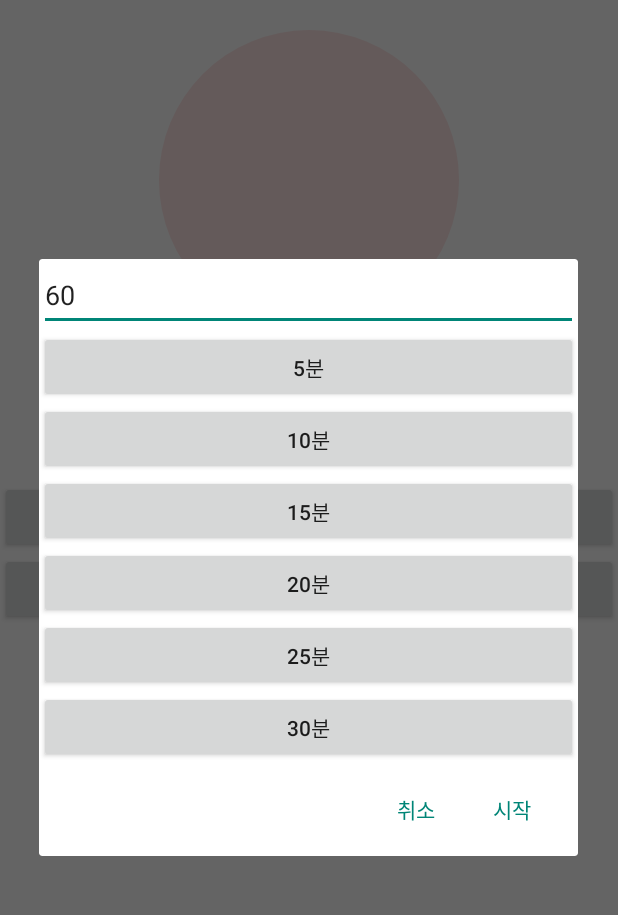
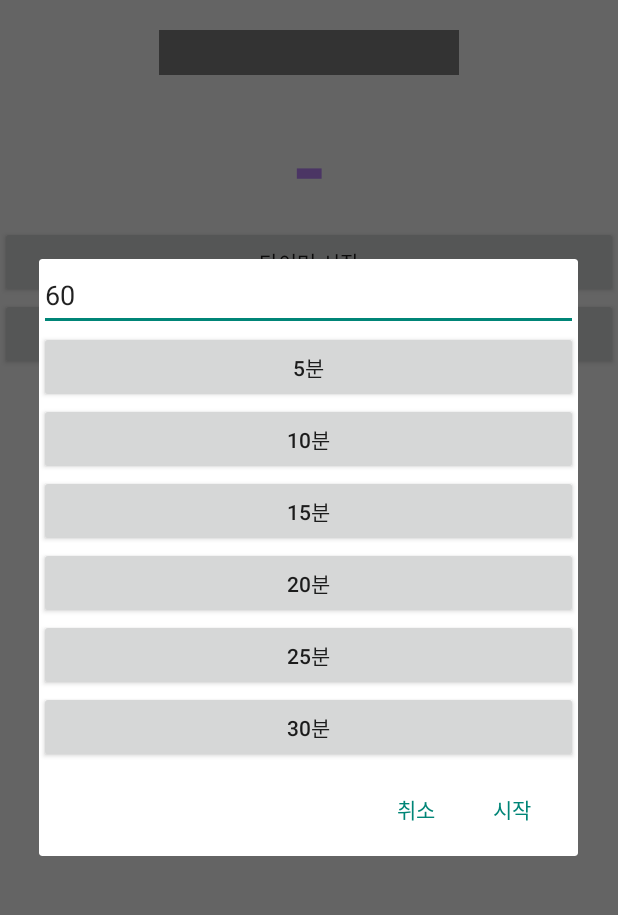
Before and after one commit to akwls/Kotlin_Android, an Android app: the screen it shows after launch (PomodoroActivity), after a tap on "타이머 시작", on a phone screen of 412 x 824 dp, the part 60-975 px from its top. Run offline under Robolectric (Android 15) with nearby library versions, the phone set to English and light mode, and no system bars; our stand-ins replace androidx.preference.

Commit message:
커스텀 뷰 사각형으로 변경 & 설정 항목 추가

```diff
--- a/Pomodoro/app/src/main/java/wikibook/learnandroid/pomodoro/PomodoroActivity.kt
+++ b/Pomodoro/app/src/main/java/wikibook/learnandroid/pomodoro/PomodoroActivity.kt
@@ -18,7 +18,7 @@ class PomodoroActivity : AppCompatActivity() {
     lateinit var remainTime : TextView
     lateinit var receiver : BroadcastReceiver
 
-    lateinit var remainProgress: ProgressView
+    lateinit var remainProgress: RectangleProgressView
 
     @RequiresApi(Build.VERSION_CODES.M)
     override fun onCreate(savedInstanceState: Bundle?) {
--- a/Pomodoro/app/src/main/java/wikibook/learnandroid/pomodoro/PomodoroTimeSelectFragment.kt
+++ b/Pomodoro/app/src/main/java/wikibook/learnandroid/pomodoro/PomodoroTimeSelectFragment.kt
@@ -64,6 +64,8 @@ class PomodoroTimeSelectFragment : DialogFragment() {
 
                 i.putExtra("notifyMethod", it.getSharedPreferences(SettingFragment.SETTING_PREF_FILENAME, Context.MODE_PRIVATE)?.getString("notify_method", "vibration"))
                 i.putExtra("volume", it.getSharedPreferences(SettingFragment.SETTING_PREF_FILENAME, Context.MODE_PRIVATE)?.getInt("volume", 50))
+                i.putExtra("vibrateTime", it.getSharedPreferences(SettingFragment.SETTING_PREF_FILENAME, Context.MODE_PRIVATE)?.getString("vibrate_time", "3")?.toLong())
+                i.putExtra("timeFormat", it.getSharedPreferences(SettingFragment.SETTING_PREF_FILENAME, Context.MODE_PRIVATE)?.getString("time_format", "h:mm:ss"))
 
                 if(android.os.Build.VERSION.SDK_INT >= android.os.Build.VERSION_CODES.O) {
                     it.startForegroundService(i)
--- a/Pomodoro/app/src/main/java/wikibook/learnandroid/pomodoro/ProgressView.kt
+++ b/Pomodoro/app/src/main/java/wikibook/learnandroid/pomodoro/ProgressView.kt
@@ -43,7 +43,7 @@ class ProgressView : View {
 
         bgColor = array.getColor(R.styleable.ProgressViewAttrs_progressBackgroundColor, 0)
 
-        showBackgroudImage = array.getBoolean(R.styleable.ProgressViewAttrs_progressBackgroundImage, false)
+        showBackgroudImage = array.getBoolean(R.styleable.ProgressViewAttrs_showBackgroundImage, false)
 
         srcResId = array.getResourceId(R.styleable.ProgressViewAttrs_progressBackgroundImage, 0)
 
--- /dev/null
+++ b/Pomodoro/app/src/main/java/wikibook/learnandroid/pomodoro/RectangleProgressView.kt
@@ -0,0 +1,54 @@
+package wikibook.learnandroid.pomodoro
+
+import android.content.Context
+import android.graphics.*
+import android.util.AttributeSet
+import android.view.View
+
+class RectangleProgressView(context: Context, attributeSet: AttributeSet) : View(context, attributeSet) {
+    lateinit var frontRect: Rect
+    lateinit var backgroundRect: Rect
+    var directionReverse = attributeSet.getAttributeBooleanValue(R.styleable.RectangleProgressViewAttrs_directionReverse, false)
+
+    var progress: Double = 0.0
+        set(value) {
+            field = value
+            if(value >= 100.0) field = 100.0
+            if(value <= 0.0) field = 0.0
+
+            invalidate()
+        }
+
+    var frontPaint = Paint().apply {
+        isAntiAlias = true
+        style = Paint.Style.FILL
+    }
+    var backgroundPaint = Paint().apply {
+        isAntiAlias = true
+        style = Paint.Style.FILL
+    }
+
+    override fun onSizeChanged(w: Int, h: Int, oldw: Int, oldh: Int) {
+        super.onSizeChanged(w, h, oldw, oldh)
+        backgroundRect = Rect(0, 0, this.width, this.height)
+        frontRect = Rect(0, 0, w, h)
+
+        backgroundPaint.color = Color.parseColor("#D3D3D3")
+        frontPaint.color = Color.parseColor("#808080")
+
+    }
+
+    override fun onDraw(canvas: Canvas?) {
+        super.onDraw(canvas)
+        canvas?.apply {
+            drawRect(0.0F, 0.0F, canvas.width.toFloat(), canvas.height.toFloat(), backgroundPaint)
+            if(directionReverse) {
+                drawRect(0.0F, 0.0F, canvas.width - (canvas.width * (progress / 100)).toFloat(), canvas.height.toFloat(), frontPaint)
+            }
+            else {
+                drawRect(0.0F, 0.0F, (canvas.width * (progress / 100)).toFloat(), canvas.height.toFloat(), frontPaint)
+            }
+
+        }
+    }
+}
--- a/Pomodoro/app/src/main/res/layout/activity_pomodoro.xml
+++ b/Pomodoro/app/src/main/res/layout/activity_pomodoro.xml
@@ -39,6 +39,7 @@
         </RelativeLayout>
     </androidx.appcompat.widget.Toolbar>
 
+<!--
     <wikibook.learnandroid.pomodoro.ProgressView
         android:layout_width="200dp"
         android:layout_height="200dp"
@@ -49,6 +50,16 @@
         app:progressBackgroundColor="#FF0000"
         app:progressBackgroundImage="@drawable/tomato"
         app:showBackgroundImage="true" />
+-->
+
+    <wikibook.learnandroid.pomodoro.RectangleProgressView
+        android:layout_width="200dp"
+        android:layout_height="30dp"
+        android:layout_gravity="center"
+        android:layout_marginTop="20dp"
+        android:layout_marginBottom="20dp"
+        android:id="@+id/remain_progress"
+        app:directionReverse="true"/>
 
     <TextView
         android:layout_width="match_parent"
--- a/Pomodoro/app/src/main/res/values/attrs.xml
+++ b/Pomodoro/app/src/main/res/values/attrs.xml
@@ -1,8 +1,11 @@
 <?xml version="1.0" encoding="utf-8"?>
 <resources>
     <declare-styleable name="ProgressViewAttrs">
-        <attr name="progressBackgroundImage" format="boolean" />
+        <attr name="progressBackgroundImage" format="reference" />
         <attr name="showBackgroundImage" format="boolean" />
         <attr name="progressBackgroundColor" format="color" />
     </declare-styleable>
+    <declare-styleable name="RectangleProgressViewAttrs">
+        <attr name="directionReverse" format="boolean" />
+    </declare-styleable>
 </resources>
--- a/Pomodoro/app/src/main/res/xml/pomodoro_preferences.xml
+++ b/Pomodoro/app/src/main/res/xml/pomodoro_preferences.xml
@@ -27,6 +27,23 @@
             android:defaultValue="50"
             android:max="100"
             android:iconSpaceReserved="false" />
+
+        <EditTextPreference
+            android:key="vibrate_time"
+            android:title="진동 시간 설정"
+            android:summary="진동 시간을 설정합니다."
+            android:defaultValue="3"
+            android:dialogMessage="진동 시간 설정(단위는 초)"
+            android:iconSpaceReserved="false" />
+
+        <EditTextPreference
+            android:key="time_format"
+            android:title="시간 표시 방식 설정"
+            android:summary="상태바에 표시되는 시간 표시 방식을 설정합니다."
+            android:defaultValue="h:mm:ss"
+            android:dialogMessage="시간 표시 방식 설정(ex: h:mm:ss)"
+            android:iconSpaceReserved="false" />
+
     </PreferenceCategory>
 
 </PreferenceScreen>
```
Also changed, not shown: Pomodoro/app/src/main/java/wikibook/learnandroid/pomodoro/PomodoroService.kt (+10 -3 lines).
